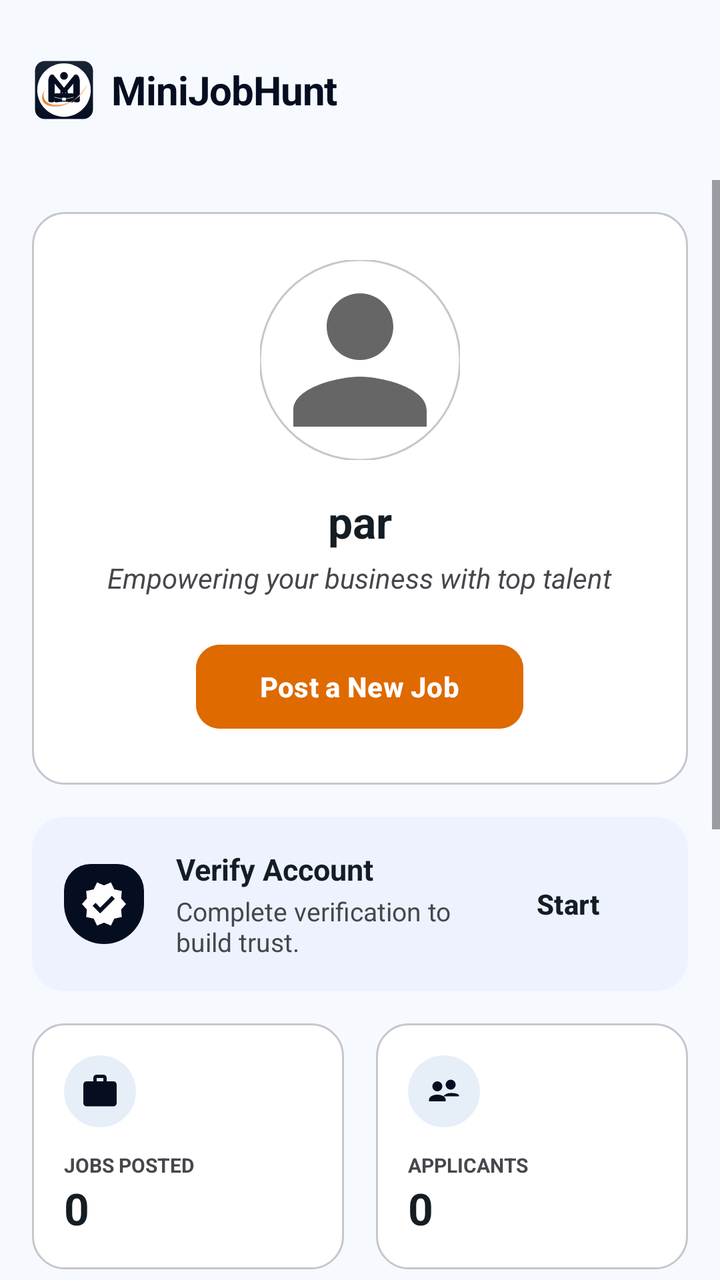
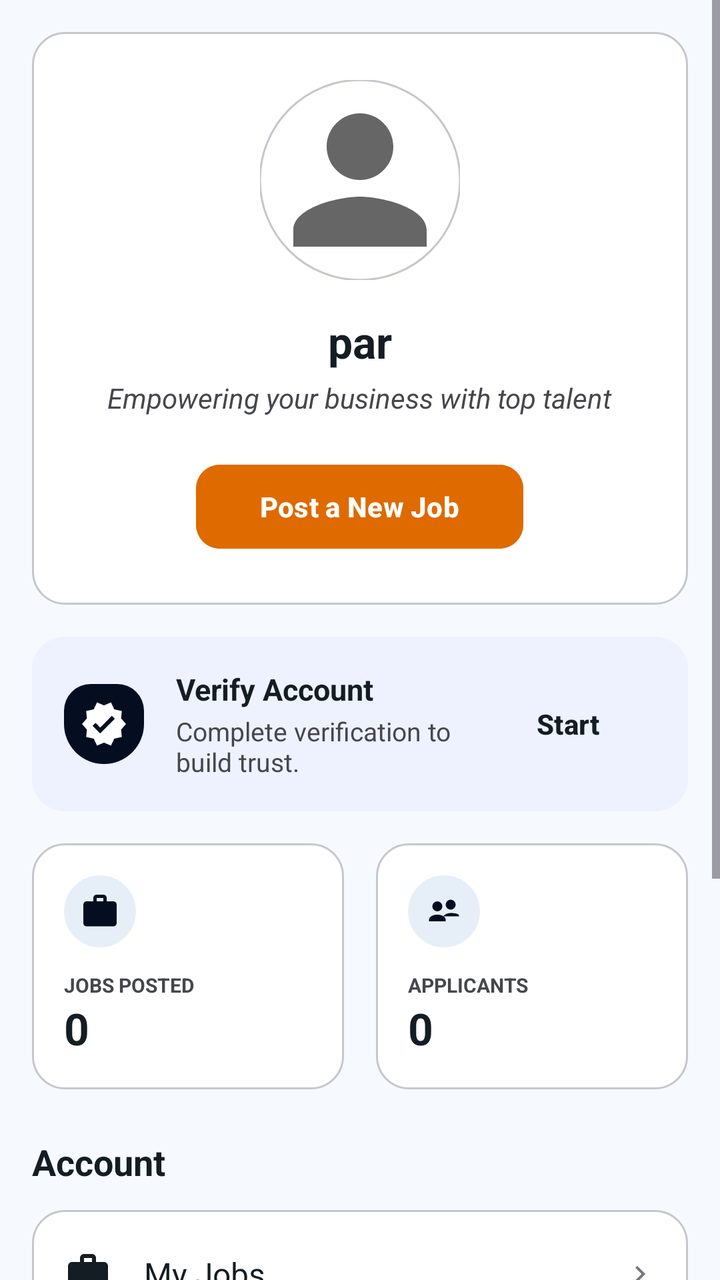

The first picture is an Android layout as it rendered before a commit; the second is the same layout after the commit. The layout source and the unified diff follow.
<!-- AndroidManifest.xml: application theme Theme.MiniJobHunt -->
<!-- res/layout/fragment_client_profile.xml -->
<?xml version="1.0" encoding="utf-8"?>
<LinearLayout xmlns:android="http://schemas.android.com/apk/res/android"
    xmlns:app="http://schemas.android.com/apk/res-auto"
    xmlns:tools="http://schemas.android.com/tools"
    android:layout_width="match_parent"
    android:layout_height="match_parent"
    android:orientation="vertical"
    android:background="@color/background">

    
    <include
        android:id="@+id/header"
        layout="@layout/layout_common_header" />

    <ScrollView
        android:layout_width="match_parent"
        android:layout_height="match_parent"
        android:fillViewport="true">

        <LinearLayout
            android:layout_width="match_parent"
            android:layout_height="wrap_content"
            android:orientation="vertical"
            android:padding="16dp">

            
            <LinearLayout
                android:layout_width="match_parent"
                android:layout_height="wrap_content"
                android:background="@drawable/bg_card_white"
                android:gravity="center"
                android:orientation="vertical"
                android:padding="24dp">

                <FrameLayout
                    android:layout_width="100dp"
                    android:layout_height="100dp">
                    <com.google.android.material.imageview.ShapeableImageView
                        android:id="@+id/imgProfile"
                        android:layout_width="match_parent"
                        android:layout_height="match_parent"
                        android:src="@drawable/ic_profile"
                        app:shapeAppearanceOverlay="@style/CircleImage"
                        app:strokeColor="@color/divider"
                        app:strokeWidth="1dp" />
                    <TextView
                        android:id="@+id/txtAvatar"
                        android:layout_width="match_parent"
                        android:layout_height="match_parent"
                        android:gravity="center"
                        android:textColor="@color/white"
                        android:textSize="36sp"
                        android:textStyle="bold"
                        android:background="@drawable/bg_circle_primary_light"
                        android:visibility="gone" />
                </FrameLayout>

                <LinearLayout
                    android:layout_width="wrap_content"
                    android:layout_height="wrap_content"
                    android:layout_marginTop="16dp"
                    android:gravity="center_vertical"
                    android:orientation="horizontal">

                    <TextView
                        android:id="@+id/txtUsername"
                        android:layout_width="wrap_content"
                        android:layout_height="wrap_content"
                        android:text="par"
                        android:textColor="@color/text_primary"
                        android:textSize="22sp"
                        android:textStyle="bold" />

                    <ImageView
                        android:id="@+id/imgVerifiedBadge"
                        android:layout_width="20dp"
                        android:layout_height="20dp"
                        android:layout_marginStart="8dp"
                        android:src="@drawable/ic_verified"
                        android:visibility="gone"
                        app:tint="@color/orange_primary" />
                </LinearLayout>

                <TextView
                    android:id="@+id/txtSlogan"
                    android:layout_width="wrap_content"
                    android:layout_height="wrap_content"
                    android:layout_marginTop="4dp"
                    android:text="Empowering your business with top talent"
                    android:textColor="@color/text_secondary"
                    android:textSize="14sp"
                    android:textStyle="italic" />

                <com.google.android.material.button.MaterialButton
                    android:id="@+id/btnPostJob"
                    android:layout_width="wrap_content"
                    android:layout_height="50dp"
                    android:layout_marginTop="20dp"
                    android:backgroundTint="@color/orange_primary"
                    android:paddingHorizontal="32dp"
                    android:text="Post a New Job"
                    android:textAllCaps="false"
                    android:textColor="@color/white"
                    android:textSize="14sp"
                    android:textStyle="bold"
                    app:cornerRadius="12dp" />
            </LinearLayout>

            
            <LinearLayout
                android:layout_width="match_parent"
                android:layout_height="wrap_content"
                android:layout_marginTop="16dp"
                android:background="@drawable/bg_card_white"
                android:backgroundTint="#EEF2FF"
                android:gravity="center_vertical"
                android:orientation="horizontal"
                android:padding="16dp">

                <ImageView
                    android:layout_width="wrap_content"
                    android:layout_height="wrap_content"
                    android:background="@drawable/bg_dark_banner"
                    android:padding="8dp"
                    android:src="@drawable/ic_verified"
                    app:tint="@color/white" />

                <LinearLayout
                    android:layout_width="0dp"
                    android:layout_height="wrap_content"
                    android:layout_marginStart="16dp"
                    android:layout_weight="1"
                    android:orientation="vertical">

                    <TextView
                        android:id="@+id/txtVerificationStatus"
                        android:layout_width="wrap_content"
                        android:layout_height="wrap_content"
                        android:text="Verify Account"
                        android:textColor="@color/text_primary"
                        android:textSize="15sp"
                        android:textStyle="bold" />

                    <TextView
                        android:id="@+id/txtVerificationDate"
                        android:layout_width="wrap_content"
                        android:layout_height="wrap_content"
                        android:layout_marginTop="2dp"
                        android:text="Complete verification to build trust."
                        android:textColor="@color/text_secondary"
                        android:textSize="13sp" />
                </LinearLayout>

                <com.google.android.material.button.MaterialButton
                    android:id="@+id/btnVerify"
                    style="@style/Widget.Material3.Button.TextButton"
                    android:layout_width="wrap_content"
                    android:layout_height="wrap_content"
                    android:text="Start"
                    android:textColor="@color/text_primary"
                    android:textSize="14sp"
                    android:textStyle="bold" />
            </LinearLayout>

            
            <LinearLayout
                android:layout_width="match_parent"
                android:layout_height="wrap_content"
                android:layout_marginTop="16dp"
                android:orientation="horizontal">

                <LinearLayout
                    android:layout_width="0dp"
                    android:layout_height="wrap_content"
                    android:layout_weight="1"
                    android:layout_marginEnd="8dp"
                    android:background="@drawable/bg_card_white"
                    android:orientation="vertical"
                    android:padding="16dp">

                    <ImageView
                        android:layout_width="36dp"
                        android:layout_height="36dp"
                        android:background="@drawable/bg_chip_light"
                        android:padding="8dp"
                        android:src="@drawable/ic_briefcase_filled"
                        app:tint="@color/primary" />

                    <TextView
                        android:layout_width="wrap_content"
                        android:layout_height="wrap_content"
                        android:layout_marginTop="12dp"
                        android:text="JOBS POSTED"
                        android:textColor="@color/text_secondary"
                        android:textSize="10sp"
                        android:textStyle="bold" />

                    <TextView
                        android:id="@+id/txtJobsPostedCount"
                        android:layout_width="wrap_content"
                        android:layout_height="wrap_content"
                        android:text="0"
                        android:textColor="@color/text_primary"
                        android:textSize="22sp"
                        android:textStyle="bold" />
                </LinearLayout>

                <LinearLayout
                    android:layout_width="0dp"
                    android:layout_height="wrap_content"
                    android:layout_weight="1"
                    android:layout_marginStart="8dp"
                    android:background="@drawable/bg_card_white"
                    android:orientation="vertical"
                    android:padding="16dp">

                    <ImageView
                        android:layout_width="36dp"
                        android:layout_height="36dp"
                        android:background="@drawable/bg_chip_light"
                        android:padding="8dp"
                        android:src="@drawable/ic_people"
                        app:tint="@color/primary" />

                    <TextView
                        android:layout_width="wrap_content"
                        android:layout_height="wrap_content"
                        android:layout_marginTop="12dp"
                        android:text="APPLICANTS"
                        android:textColor="@color/text_secondary"
                        android:textSize="10sp"
                        android:textStyle="bold" />

                    <TextView
                        android:id="@+id/txtTotalApplicantsCount"
                        android:layout_width="wrap_content"
                        android:layout_height="wrap_content"
                        android:text="0"
                        android:textColor="@color/text_primary"
                        android:textSize="22sp"
                        android:textStyle="bold" />
                </LinearLayout>
            </LinearLayout>

            
            <TextView
                android:layout_width="wrap_content"
                android:layout_height="wrap_content"
                android:layout_marginTop="24dp"
                android:text="Account"
                android:textColor="@color/text_primary"
                android:textSize="18sp"
                android:textStyle="bold" />

            <LinearLayout
                android:layout_width="match_parent"
                android:layout_height="wrap_content"
                android:layout_marginTop="12dp"
                android:background="@drawable/bg_card_white"
                android:orientation="vertical"
                android:paddingVertical="8dp">

                <LinearLayout
                    android:id="@+id/btnJobs"
                    android:layout_width="match_parent"
                    android:layout_height="48dp"
                    android:gravity="center_vertical"
                    android:clickable="true"
                    android:focusable="true"
                    android:background="?attr/selectableItemBackground"
                    android:paddingHorizontal="16dp">
                    <ImageView
                        android:layout_width="24dp"
                        android:layout_height="24dp"
                        android:src="@drawable/ic_briefcase_filled"
                        app:tint="@color/text_primary" />
                    <TextView
                        android:layout_width="0dp"
                        android:layout_height="wrap_content"
                        android:layout_marginStart="16dp"
                        android:layout_weight="1"
                        android:text="My Jobs"
                        android:textColor="@color/text_primary"
                        android:textSize="16sp" />
                    <ImageView
                        android:layout_width="16dp"
                        android:layout_height="16dp"
                        android:src="@drawable/ic_chevron_right"
                        app:tint="@color/text_muted" />
                </LinearLayout>

                <View android:layout_width="match_parent" android:layout_height="1dp" android:background="@color/divider" android:layout_marginHorizontal="16dp"/>

                <LinearLayout
                    android:id="@+id/btnInProgressClientJobs"
                    android:layout_width="match_parent"
                    android:layout_height="48dp"
                    android:gravity="center_vertical"
                    android:clickable="true"
                    android:focusable="true"
                    android:background="?attr/selectableItemBackground"
                    android:paddingHorizontal="16dp">
                    <ImageView
                        android:layout_width="24dp"
                        android:layout_height="24dp"
                        android:src="@drawable/ic_briefcase_filled"
                        app:tint="@color/text_primary" />
                    <TextView
                        android:layout_width="0dp"
                        android:layout_height="wrap_content"
                        android:layout_marginStart="16dp"
                        android:layout_weight="1"
                        android:text="In Progress Jobs"
                        android:textColor="@color/text_primary"
                        android:textSize="16sp" />
                    <ImageView
                        android:layout_width="16dp"
                        android:layout_height="16dp"
                        android:src="@drawable/ic_chevron_right"
                        app:tint="@color/text_muted" />
                </LinearLayout>

                <View android:layout_width="match_parent" android:layout_height="1dp" android:background="@color/divider" android:layout_marginHorizontal="16dp"/>

                <LinearLayout
                    android:id="@+id/btnCompletedClientJobs"
                    android:layout_width="match_parent"
                    android:layout_height="48dp"
                    android:gravity="center_vertical"
                    android:clickable="true"
                    android:focusable="true"
                    android:background="?attr/selectableItemBackground"
                    android:paddingHorizontal="16dp">
                    <ImageView
                        android:layout_width="24dp"
                        android:layout_height="24dp"
                        android:src="@drawable/ic_briefcase_filled"
                        app:tint="@color/text_primary" />
                    <TextView
                        android:layout_width="0dp"
                        android:layout_height="wrap_content"
                        android:layout_marginStart="16dp"
                        android:layout_weight="1"
                        android:text="Completed Jobs"
                        android:textColor="@color/text_primary"
                        android:textSize="16sp" />

                    <ImageView
                        android:layout_width="16dp"
                        android:layout_height="16dp"
                        android:src="@drawable/ic_chevron_right"
                        app:tint="@color/text_muted" />
                </LinearLayout>

                <View android:layout_width="match_parent" android:layout_height="1dp" android:background="@color/divider" android:layout_marginHorizontal="16dp"/>

                <LinearLayout
                    android:id="@+id/btnLogout"
                    android:layout_width="match_parent"
                    android:layout_height="48dp"
                    android:gravity="center_vertical"
                    android:clickable="true"
                    android:focusable="true"
                    android:background="?attr/selectableItemBackground"
                    android:paddingHorizontal="16dp">
                    <ImageView
                        android:layout_width="24dp"
                        android:layout_height="24dp"
                        android:src="@drawable/ic_logout"
                        app:tint="@color/accent" />
                    <TextView
                        android:layout_width="0dp"
                        android:layout_height="wrap_content"
                        android:layout_marginStart="16dp"
                        android:layout_weight="1"
                        android:text="Logout"
                        android:textColor="@color/accent"
                        android:textSize="16sp"
                        android:textStyle="bold" />
                </LinearLayout>

            </LinearLayout>

            <Space
                android:layout_width="match_parent"
                android:layout_height="100dp" />

        </LinearLayout>
    </ScrollView>
</LinearLayout>
<!-- res/layout/layout_common_header.xml (included above) -->
<?xml version="1.0" encoding="utf-8"?>
<RelativeLayout xmlns:android="http://schemas.android.com/apk/res/android"
    xmlns:app="http://schemas.android.com/apk/res-auto"
    android:layout_width="match_parent"
    android:layout_height="90dp"
    android:background="@color/surface"
    android:paddingHorizontal="16dp"
    android:paddingTop="24dp">

    <LinearLayout
        android:layout_width="wrap_content"
        android:layout_height="wrap_content"
        android:layout_centerVertical="true"
        android:gravity="center_vertical"
        android:orientation="horizontal">

        <ImageView
            android:layout_width="32dp"
            android:layout_height="32dp"
            android:src="@drawable/ic_mainlogo" />

        <TextView
            android:layout_width="wrap_content"
            android:layout_height="wrap_content"
            android:layout_marginStart="8dp"
            android:text="MiniJobHunt"
            android:textColor="@color/primary"
            android:textSize="20sp"
            android:textStyle="bold"
            android:letterSpacing="-0.02" />
    </LinearLayout>
</RelativeLayout>
<!-- resources referenced by this layout -->
<resources>
  <color name="accent">#ba1a1a</color>
  <color name="background">#f6faff</color>
  <color name="divider">#c6c6cd</color>
  <color name="orange_primary">#de6a00</color>
  <color name="primary">#050e21</color>
  <color name="surface">#f6faff</color>
  <color name="text_muted">#76777d</color>
  <color name="text_primary">#141d23</color>
  <color name="text_secondary">#45474c</color>
  <color name="white">#FFFFFF</color>
  <!-- drawable bg_card_white (drawable) -->
  <?xml version="1.0" encoding="utf-8"?>
  <shape xmlns:android="http://schemas.android.com/apk/res/android"
      android:shape="rectangle">
      <solid android:color="@color/white" />
      <corners android:radius="16dp" />
      <stroke
          android:width="1dp"
          android:color="@color/outline_variant" />
  </shape>
  <!-- drawable bg_chip_light (drawable) -->
  <?xml version="1.0" encoding="utf-8"?>
  <shape xmlns:android="http://schemas.android.com/apk/res/android"
      android:shape="rectangle">
      <solid android:color="@color/surface_container" />
      <corners android:radius="999dp" />
  </shape>
  <!-- drawable bg_circle_primary_light (drawable) -->
  <?xml version="1.0" encoding="utf-8"?>
  <shape xmlns:android="http://schemas.android.com/apk/res/android">
      <solid android:color="@color/primary_light"/>
      <corners android:radius="100dp"/>
  </shape>
  <!-- drawable bg_dark_banner (drawable) -->
  <?xml version="1.0" encoding="utf-8"?>
  <shape xmlns:android="http://schemas.android.com/apk/res/android"
      android:shape="rectangle">
      <solid android:color="@color/primary" />
      <corners
          android:bottomLeftRadius="24dp"
          android:bottomRightRadius="24dp"
          android:topLeftRadius="16dp"
          android:topRightRadius="16dp" />
  </shape>
  <!-- drawable ic_chevron_right (drawable) -->
  <vector xmlns:android="http://schemas.android.com/apk/res/android"
      android:width="24dp"
      android:height="24dp"
      android:viewportWidth="24"
      android:viewportHeight="24">
    <path
        android:fillColor="#FF000000"
        android:pathData="M10,6L8.59,7.41 13.17,12 8.59,16.59 10,18l6,-6z"/>
  </vector>
  <!-- drawable ic_mainlogo: vector/xml drawable (drawable, 3696 chars, omitted) -->
  <style name="CircleImage">
          <item name="cornerSize">50%</item>
      </style>
  <style name="Theme.MiniJobHunt" parent="Base.Theme.MiniJobHunt" />
  <color name="outline_variant">#c6c6cd</color>
  <color name="surface_container">#e6eff8</color>
  <color name="primary_light">#d9e2fc</color>
  <color name="info">#050e21</color>
  <color name="primary_container">#1b2437</color>
  <color name="on_primary_container">#828ba2</color>
  <color name="secondary">#5c5f60</color>
  <style name="AppText.HeadlineLarge">
          <item name="android:textSize">24sp</item>
          <item name="android:textStyle">bold</item>
          <item name="android:textColor">@color/text_primary</item>
          <item name="android:letterSpacing">-0.02</item>
      </style>
  <style name="AppText.TitleMedium">
          <item name="android:textSize">18sp</item>
          <item name="android:textStyle">bold</item>
          <item name="android:textColor">@color/text_primary</item>
      </style>
  <style name="AppText.BodyLarge">
          <item name="android:textSize">16sp</item>
          <item name="android:textColor">@color/text_secondary</item>
      </style>
  <style name="AppText.LabelMedium">
          <item name="android:textSize">12sp</item>
          <item name="android:textStyle">bold</item>
          <item name="android:textColor">@color/text_muted</item>
          <item name="android:letterSpacing">0.01</item>
      </style>
  <!-- unchanged entries left out for length: 6 -->
</resources>

<!-- the commit's change to res/layout/fragment_client_profile.xml (unified diff, before → after) -->
@@ -6,11 +6,6 @@
     android:layout_height="match_parent"
     android:orientation="vertical"
     android:background="@color/background">
-
-    
-    <include
-        android:id="@+id/header"
-        layout="@layout/layout_common_header" />
 
     <ScrollView
         android:layout_width="match_parent"
@@ -388,36 +383,3 @@
         </LinearLayout>
     </ScrollView>
 </LinearLayout>
-<!-- res/layout/layout_common_header.xml (included above) -->
-<?xml version="1.0" encoding="utf-8"?>
-<RelativeLayout xmlns:android="http://schemas.android.com/apk/res/android"
-    xmlns:app="http://schemas.android.com/apk/res-auto"
-    android:layout_width="match_parent"
-    android:layout_height="90dp"
-    android:background="@color/surface"
-    android:paddingHorizontal="16dp"
-    android:paddingTop="24dp">
-
-    <LinearLayout
-        android:layout_width="wrap_content"
-        android:layout_height="wrap_content"
-        android:layout_centerVertical="true"
-        android:gravity="center_vertical"
-        android:orientation="horizontal">
-
-        <ImageView
-            android:layout_width="32dp"
-            android:layout_height="32dp"
-            android:src="@drawable/ic_mainlogo" />
-
-        <TextView
-            android:layout_width="wrap_content"
-            android:layout_height="wrap_content"
-            android:layout_marginStart="8dp"
-            android:text="MiniJobHunt"
-            android:textColor="@color/primary"
-            android:textSize="20sp"
-            android:textStyle="bold"
-            android:letterSpacing="-0.02" />
-    </LinearLayout>
-</RelativeLayout>
<!-- resource entries referenced after the edit -->
@@ -5,7 +5,6 @@
   <color name="divider">#c6c6cd</color>
   <color name="orange_primary">#de6a00</color>
   <color name="primary">#050e21</color>
-  <color name="surface">#f6faff</color>
   <color name="text_muted">#76777d</color>
   <color name="text_primary">#141d23</color>
   <color name="text_secondary">#45474c</color>
@@ -54,7 +53,6 @@
         android:fillColor="#FF000000"
         android:pathData="M10,6L8.59,7.41 13.17,12 8.59,16.59 10,18l6,-6z"/>
   </vector>
-  <!-- drawable ic_mainlogo: vector/xml drawable (drawable, 3696 chars, omitted) -->
   <style name="CircleImage">
           <item name="cornerSize">50%</item>
       </style>
